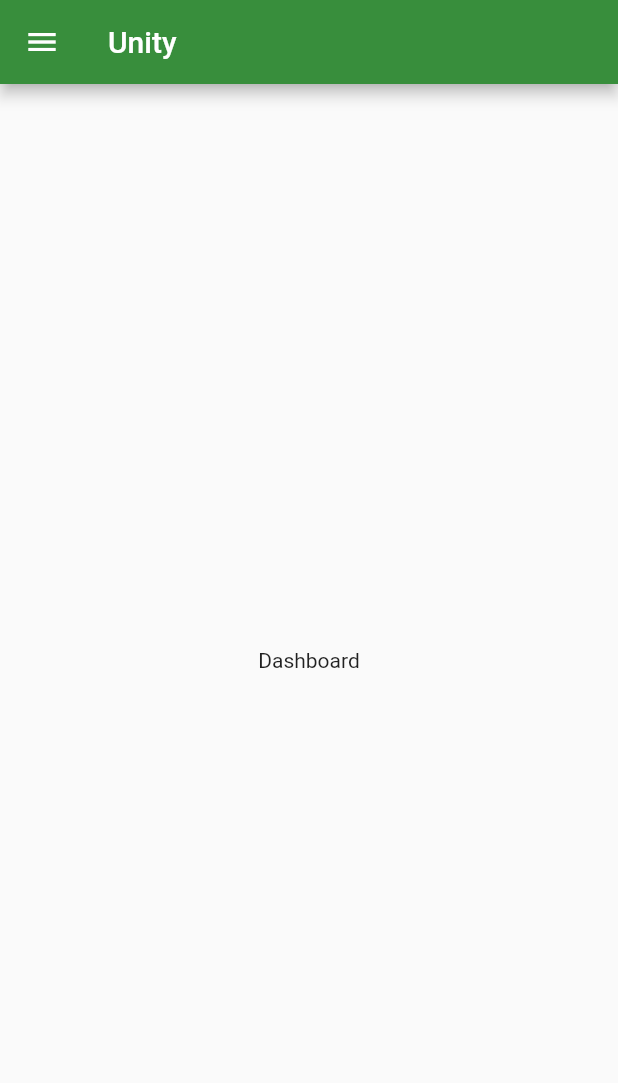
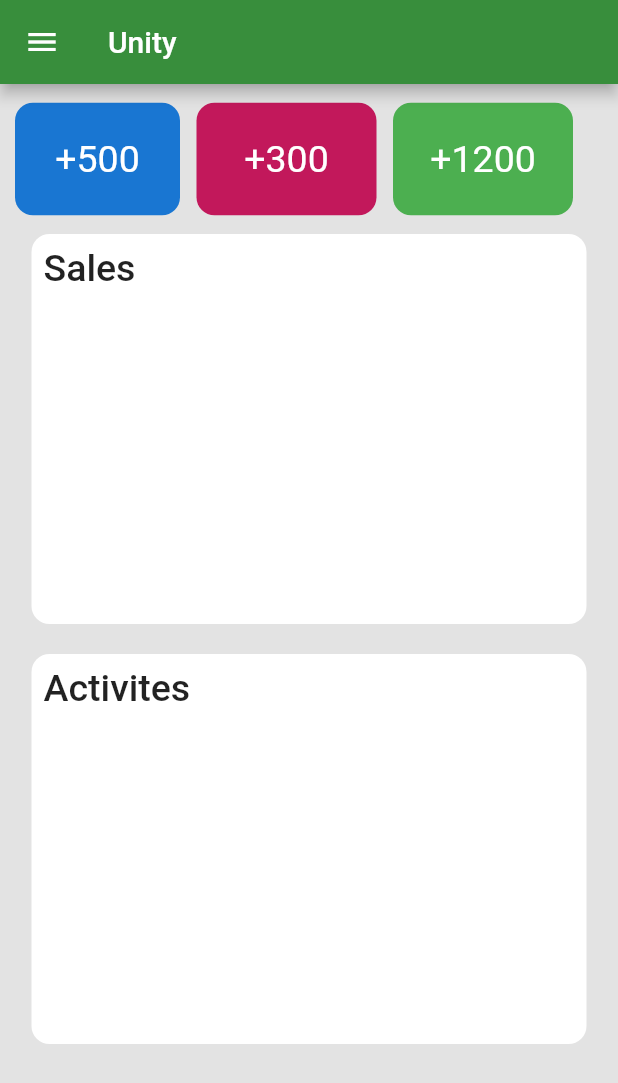
Before and after one commit to rsamirdevone/example11, a Flutter app: the screen it shows after launch, on a phone screen of 412 x 824 dp. Shown: the top 1083 px of the screen. Run offline on Flutter 3.47's test engine with Material 2 defaults, Android fonts, the phone set to English and light mode, and no system bars.

```diff
--- a/lib/screens/drawer/drawer_screens/dashboard.dart
+++ b/lib/screens/drawer/drawer_screens/dashboard.dart
@@ -1,6 +1,4 @@
 import 'package:flutter/material.dart';
-
-
 
 class Dashboard extends StatefulWidget {
   const Dashboard({Key? key}) : super(key: key);
@@ -12,9 +10,131 @@ class Dashboard extends StatefulWidget {
 class _DashboardState extends State<Dashboard> {
   @override
   Widget build(BuildContext context) {
-    return Container(
-      child: Center(
-        child: Text('Dashboard'),
+    return Scaffold(
+      backgroundColor: Color.fromARGB(224, 224, 224, 224),
+      body: Container(
+        child: Column(
+          children: [
+            Row(
+              children: [
+                Padding(padding: EdgeInsets.only(top: 100, left: 10)),
+                Container(
+                  width: 110,
+                  height: 75,
+                  decoration: BoxDecoration(
+                    color: Colors.blue[700],
+                    borderRadius: BorderRadius.circular(12),
+                  ),
+                  child: Center(
+                    child: Text(
+                      '+500',
+                      style: TextStyle(
+                        color: Colors.white,
+                        fontWeight: FontWeight.w400,
+                        fontSize: 25,
+                      ),
+                    ),
+                  ),
+                ),
+                SizedBox(
+                  width: 11,
+                ),
+                Container(
+                  width: 120,
+                  height: 75,
+                  decoration: BoxDecoration(
+                    color: Colors.pink[700],
+                    borderRadius: BorderRadius.circular(12),
+                  ),
+                  child: Center(
+                    child: Text(
+                      '+300',
+                      style: TextStyle(
+                        color: Colors.white,
+                        fontWeight: FontWeight.w400,
+                        fontSize: 25,
+                      ),
+                    ),
+                  ),
+                ),
+                SizedBox(
+                  width: 11,
+                ),
+                Container(
+                  width: 120,
+                  height: 75,
+                  decoration: BoxDecoration(
+                    color: Colors.green[500],
+                    borderRadius: BorderRadius.circular(12),
+                  ),
+                  child: Center(
+                    child: Text(
+                      '+1200',
+                      style: TextStyle(
+                        color: Colors.white,
+                        fontWeight: FontWeight.w400,
+                        fontSize: 25,
+                      ),
+                    ),
+                  ),
+                ),
+              ],
+            ),
+            Column(
+              children: [
+                Container(
+                  width: 370,
+                  height: 260,
+                  decoration: BoxDecoration(
+                      color: Colors.white,
+                      borderRadius: BorderRadius.circular(12)),
+                  child: Padding(
+                    padding: const EdgeInsets.all(8.0),
+                    child: Text(
+                      'Sales',
+                      style: TextStyle(
+                        fontSize: 25,
+                        fontWeight: FontWeight.w500,
+                      ),
+                    ),
+                  ),
+                ),
+              ],
+            ),
+            SizedBox(
+              height: 20,
+            ),
+            Column(
+              children: [
+                Container(
+                  width: 370,
+                  height: 260,
+                  decoration: BoxDecoration(
+                      color: Colors.white,
+                      borderRadius: BorderRadius.circular(12)),
+                  child: Column(
+                    children: [
+                      Row(
+                        children: [
+                          Padding(
+                            padding: const EdgeInsets.all(8.0),
+                            child: Text(
+                              'Activites',
+                              style: TextStyle(
+                                fontSize: 25,
+                                fontWeight: FontWeight.w500,
+                              ),
+                            ),
+                          ),
+                        ],
+                      ),
+                    ],
+                  ),
+                ),
+              ],
+            ),
+          ],
+        ),
       ),
     );
   }
```
